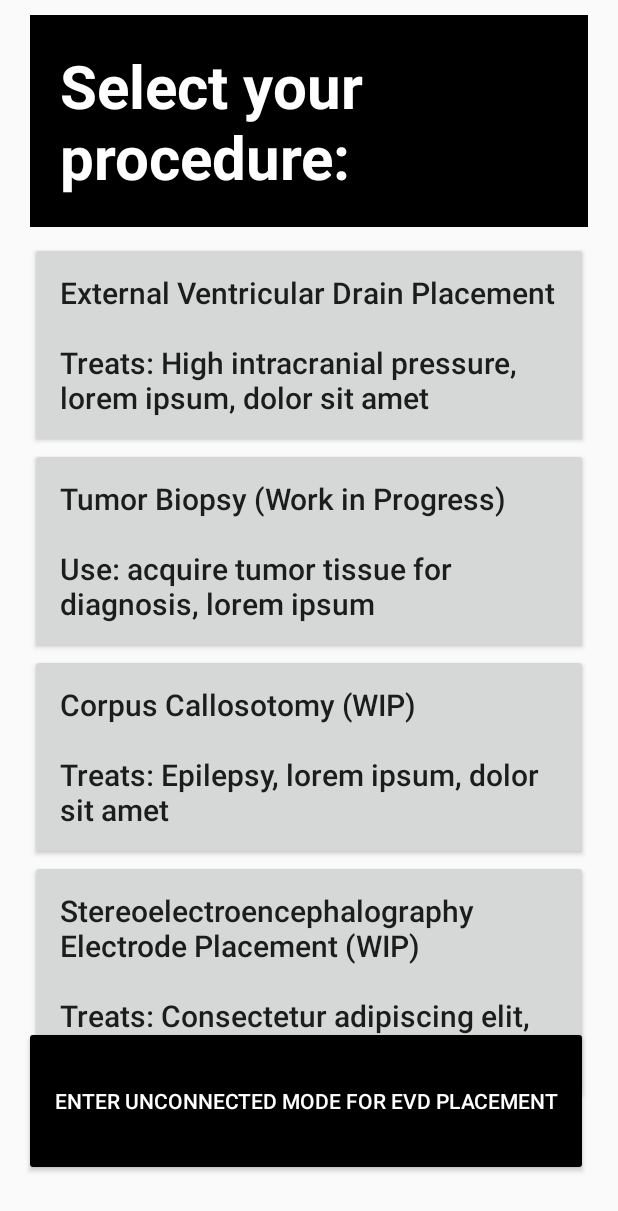
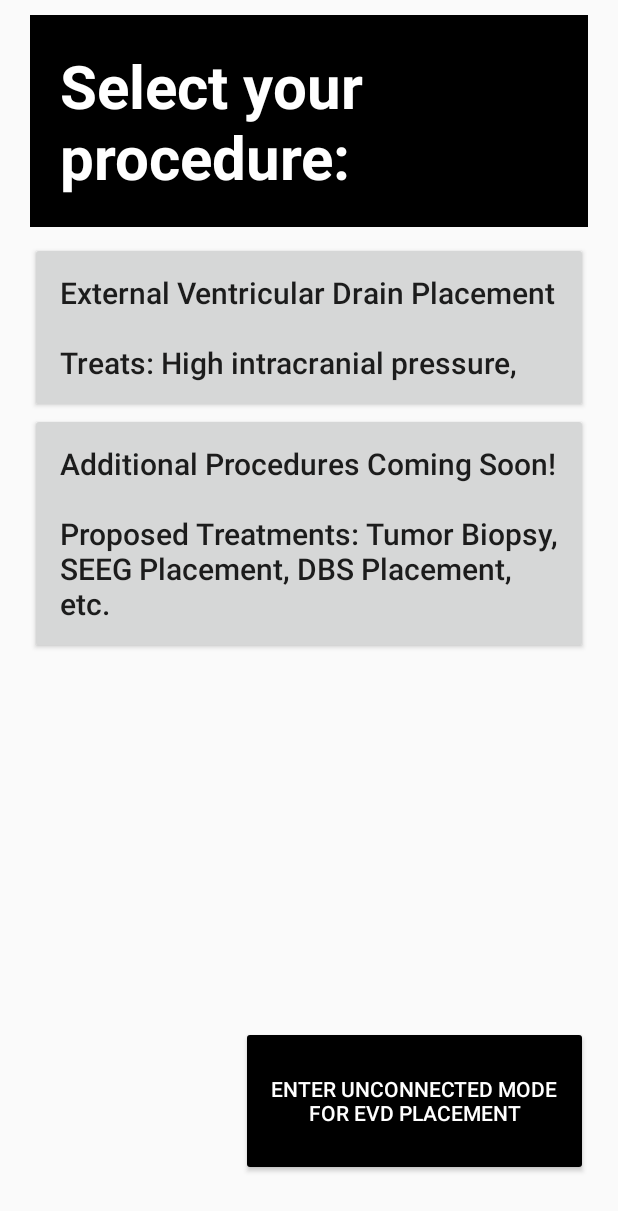
Before and after one commit to jacobs10482/ATLAS-UI, an Android app: the screen it shows after launch (MainActivity), on a phone screen of 412 x 824 dp. Shown: the top 1211 px of the screen. Run offline under Robolectric (Android 15) with nearby library versions, the phone set to English and light mode, and no system bars; libraries missing offline, so code that uses them is left out: org.zeromq.

Commit message:
Minor Tweaks and Updates

```diff
--- a/app/src/main/java/com/example/atlasinstructionsskeleton/MainActivity.java
+++ b/app/src/main/java/com/example/atlasinstructionsskeleton/MainActivity.java
@@ -198,7 +198,6 @@ public class MainActivity extends AppCompatActivity {
                     try {
                         String receivedData = zmqSubSocket.recvStr();
                         if (receivedData != null) {
-                            Log.d(TAG, "Received data from ZeroMQ: " + receivedData);
                             // Pass the data to JavaScript
                             runOnUiThread(() -> passDataToJavaScript(receivedData));
                         }
@@ -408,8 +407,10 @@ public class MainActivity extends AppCompatActivity {
             button2.setOnClickListener(new View.OnClickListener() { // Go to redo calibration
                 @Override
                 public void onClick(View v) {
+                    currentSlideIndex = 2;
+                    updateSlide();
+                    atlas3DView.evaluateJavascript("resetRegistration();", null);
                     dialog.dismiss();
-                    handleLeft();
                 }
             });
 
--- a/app/src/main/res/layout/activity_main.xml
+++ b/app/src/main/res/layout/activity_main.xml
@@ -199,7 +199,7 @@
                     android:layout_height="0dp"
                     android:layout_weight="1"
                     android:gravity="center"
-                    android:textSize="40dp"
+                    android:textSize="36dp"
                     android:text="Touch the Probe to the green points on the patient’s skin. Once touched, the point will turn blue.">
                 </TextView>
                 <LinearLayout
--- a/app/src/main/res/layout/pick_procedure_main.xml
+++ b/app/src/main/res/layout/pick_procedure_main.xml
@@ -65,7 +65,7 @@
                     android:padding="20dp"
                     android:gravity="left"
                     android:textAllCaps="false"
-                    android:text="External Ventricular Drain Placement\n\nTreats: High intracranial pressure, lorem ipsum, dolor sit amet"
+                    android:text="External Ventricular Drain Placement\n\nTreats: High intracranial pressure,"
                     android:textSize="20sp" />
 
                 <Button
@@ -76,31 +76,9 @@
                     android:padding="20dp"
                     android:gravity="left"
                     android:textAllCaps="false"
-                    android:text="Tumor Biopsy (Work in Progress)\n\nUse: acquire tumor tissue for diagnosis, lorem ipsum"
+                    android:text="Additional Procedures Coming Soon!\n\nProposed Treatments: Tumor Biopsy, SEEG Placement, DBS Placement, etc."
                     android:textSize="20sp" />
 
-                <Button
-
-                    android:layout_width="match_parent"
-                    android:layout_height="wrap_content"
-                    android:clickable="true"
-                    android:scaleType="centerInside"
-                    android:padding="20dp"
-                    android:gravity="left"
-                    android:textAllCaps="false"
-                    android:text="Corpus Callosotomy (WIP)\n\nTreats: Epilepsy, lorem ipsum, dolor sit amet"
-                    android:textSize="20sp" />
-
-                <Button
-                    android:layout_width="match_parent"
-                    android:layout_height="wrap_content"
-                    android:clickable="true"
-                    android:scaleType="centerInside"
-                    android:padding="20dp"
-                    android:gravity="left"
-                    android:textAllCaps="false"
-                    android:text="Stereoelectroencephalography Electrode Placement (WIP)\n\nTreats: Consectetur adipiscing elit, sed do eiusmod, tempor incididunt"
-                    android:textSize="20sp" />
             </LinearLayout>
         </LinearLayout>
     </LinearLayout>
@@ -110,7 +88,7 @@
         android:layout_width="wrap_content"
         android:layout_height="100dp"
         android:backgroundTint="@color/black"
-        android:text="Enter Unconnected Mode for EVD Placement"
+        android:text="Enter Unconnected Mode\nfor EVD Placement"
         android:textColor="@color/white"
         app:layout_constraintBottom_toBottomOf="parent"
         app:layout_constraintEnd_toEndOf="parent"
```
Also changed, not shown: 1 other file.
